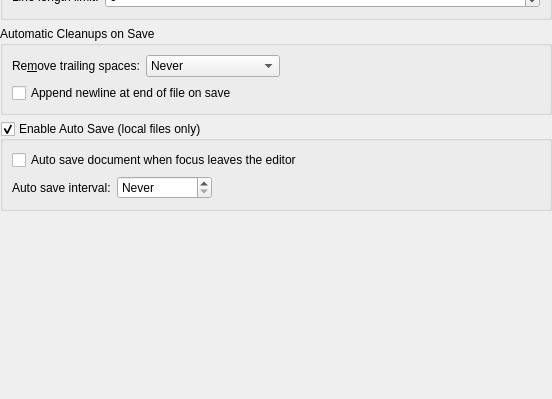
Above: src/dialogs/opensaveconfigwidget.ui from KDE/ktexteditor before the change; both pictures show x 0 to 552 and y 208 to 607 of the 552 by 607 pixel window. Below: the same form after it.
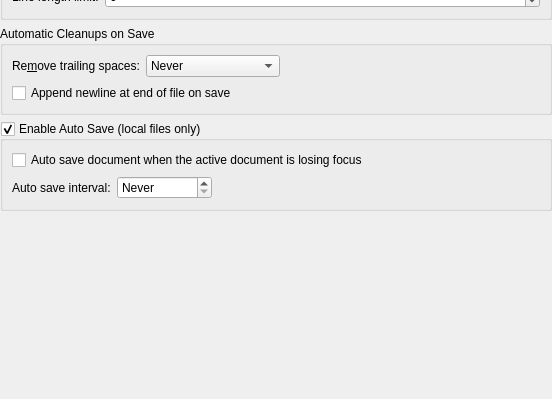
That is the form after the change.

Commit message: improve auto save description

Patch:
```diff
--- a/src/dialogs/opensaveconfigwidget.ui
+++ b/src/dialogs/opensaveconfigwidget.ui
@@ -251,7 +251,7 @@
          </sizepolicy>
         </property>
         <property name="text">
-         <string>Auto save document when focus leaves the editor</string>
+         <string>Auto save document when the active document is losing focus</string>
         </property>
        </widget>
       </item>
```
